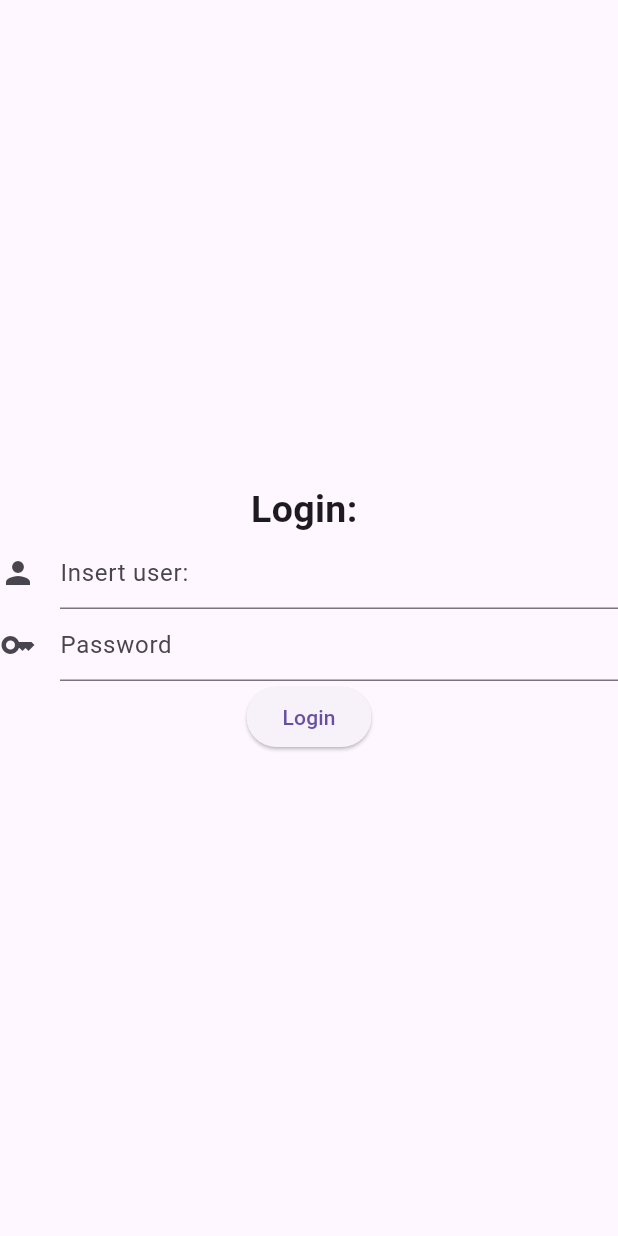
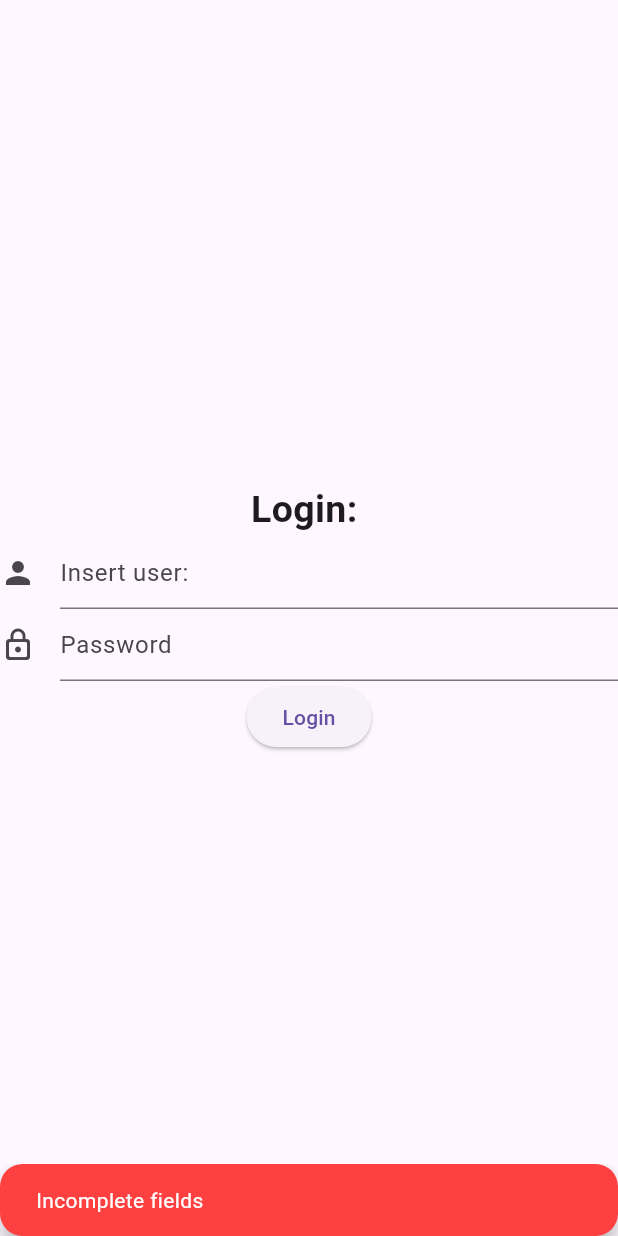
Before and after one commit to elirabi/DAP_EliRabi, a Flutter app: the screen it shows after launch, after a tap on "Login", on a phone screen of 412 x 824 dp. Run offline on Flutter 3.47's test engine with Material 3 defaults, Android fonts, the phone set to English and light mode, and no system bars; our stand-ins replace go_router.

```diff
--- a/TP1/Clase (windows)/lib/screens/login_screen.dart
+++ b/TP1/Clase (windows)/lib/screens/login_screen.dart
@@ -18,9 +18,9 @@ class LoginScreen extends StatelessWidget {
 class _LoginView extends StatelessWidget {
   TextEditingController userController = TextEditingController();
   TextEditingController passController = TextEditingController();
-
-  String user = "eliysofi";
-  String pass = "somoslindas";
+  List user = ['eliysofi', 'eli', 'sofi'];
+  List pass = ['somoslindas', 'hola', 'hello'];
+  int indiceUser = 0;
 
   @override
   Widget build(BuildContext context) {
@@ -49,26 +49,56 @@ class _LoginView extends StatelessWidget {
                 obscureText: true,
                 decoration: const InputDecoration(
                   hintText: 'Password',
-                  icon: Icon(Icons.key)
+                  icon: Icon(Icons.lock_outline_rounded)
                   ),
               ),
               ElevatedButton(
                 onPressed: (){
-                  if(userController.text == 'eliysofi' && passController.text == 'somoslindas'){
-                    print("Continue");
-                    context.pushNamed(HomeScreen.name, extra: userController.text);
-                  }
-                  else if(userController.text == '' && passController.text == ''){
-                    print('Insertar usuario y contraseña');
-                  }
-                  else if(userController.text == ''){
-                    print('Insertar usuario');
-                  }
-                  else if(passController.text == ''){
-                    print('Insertar contraseña');
-                  }
-                  else if(userController.text != user || passController.text != pass){
-                    print('Usuario o Contraseña incorrecto');
+                  String inputUser = userController.text;
+                  String inputPass = passController.text;
+
+                    if (inputUser.isEmpty || inputPass.isEmpty) {
+                    SnackBar emptyFields = SnackBar(
+                      content: const Text('Incomplete fields',
+                      style: TextStyle(color: Colors.white)),
+                      backgroundColor: Color.fromARGB(255, 255, 64, 64),
+                      shape: RoundedRectangleBorder(borderRadius: BorderRadius.circular(15),),
+                      duration: const Duration(seconds: 3),
+                    );
+                    ScaffoldMessenger.of(context).showSnackBar(emptyFields);
+                    return;
+                    }
+
+                  if (user.contains(inputUser) == false) {
+                    //print('Usuario no encontrado.');
+                    SnackBar userNotFound = SnackBar(
+                      content: const Text(
+                          'Usuario no encontrado. Intente de nuevo.',
+                          style: TextStyle(color: Colors.white)),
+                      backgroundColor: Color.fromARGB(255, 255, 64, 64),
+                      shape: RoundedRectangleBorder(
+                        borderRadius: BorderRadius.circular(10),
+                      ),
+                      duration: const Duration(seconds: 2),
+                    );
+                    ScaffoldMessenger.of(context).showSnackBar(userNotFound);
+                    return;
+                  } else {
+                    indiceUser = user.indexOf(inputUser);
+
+                    if (inputPass == pass[indiceUser]) {
+                      context.pushNamed(HomeScreen.name,
+                          extra: userController.text);
+                    } else {
+                      SnackBar incorrectPass = SnackBar(
+                        content: const Text('Incorrect password',
+                        style: TextStyle(color: Colors.white)),
+                        backgroundColor: Color.fromARGB(255, 255, 64, 64),
+                        shape: RoundedRectangleBorder(borderRadius: BorderRadius.circular(15), ),
+                        duration: const Duration(seconds: 2),
+                      );
+                      ScaffoldMessenger.of(context).showSnackBar(incorrectPass);
+                    }
                   }
                 },
                 child: const Text("Login")
```
Also changed, not shown: TP1/Clase (windows)/pubspec.lock, 17 other files.
